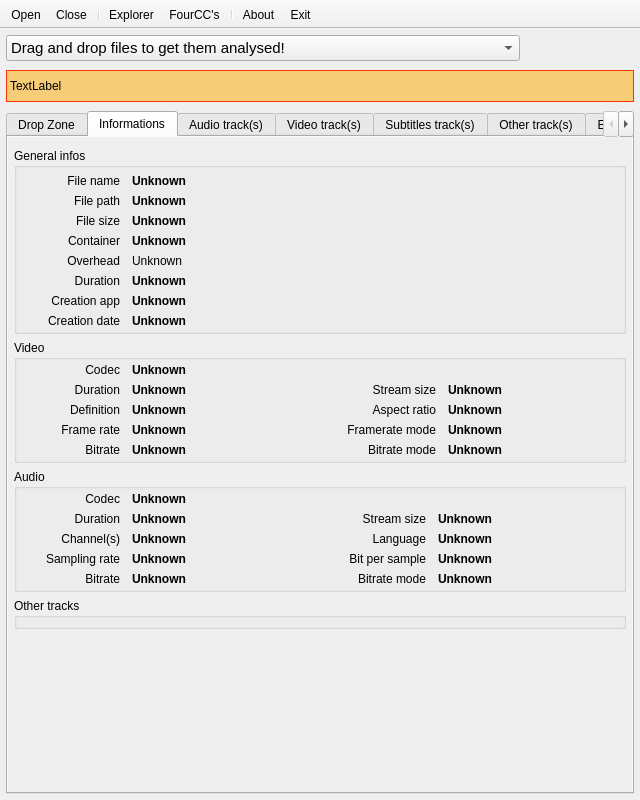
This is mini_analyser/ui/mainwindow.ui in emericg/MiniVideo as Qt 5 draws it before an edit. The edited form follows.
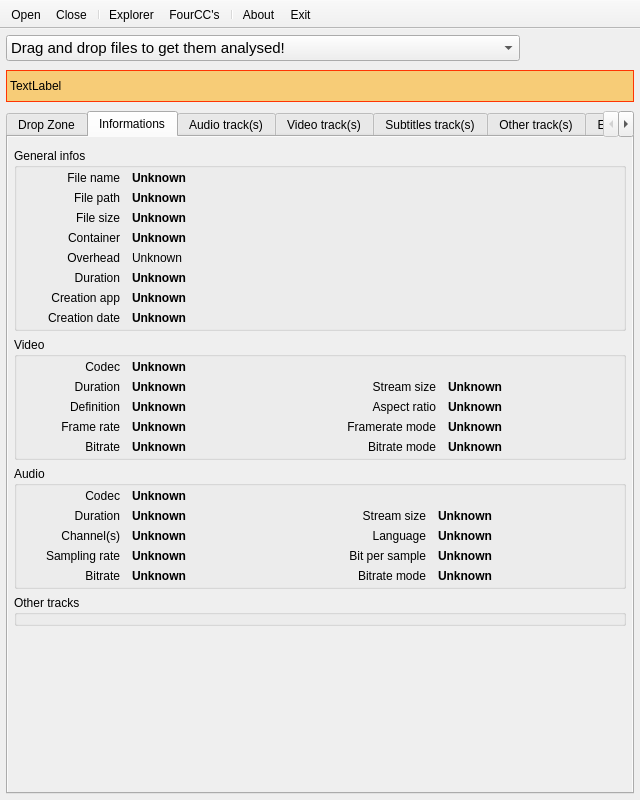
This is the edited form. The open tabs and pages were chosen to show the change. Icons and pictures are not drawn. Custom widgets are drawn as their Qt base class.

Commit message: mini_analyser: minor adjustments to the main GUI

What changed in the file:
```diff
--- a/mini_analyser/ui/mainwindow.ui
+++ b/mini_analyser/ui/mainwindow.ui
@@ -334,7 +334,7 @@
              <x>0</x>
              <y>0</y>
              <width>613</width>
-             <height>640</height>
+             <height>637</height>
             </rect>
            </property>
            <layout class="QVBoxLayout" name="verticalLayout_10">
@@ -360,7 +360,7 @@
                 <number>3</number>
                </property>
                <property name="topMargin">
-                <number>6</number>
+                <number>3</number>
                </property>
                <property name="rightMargin">
                 <number>3</number>
```
Left out of the diff: 8 changed lines with no effect on the pictures.
